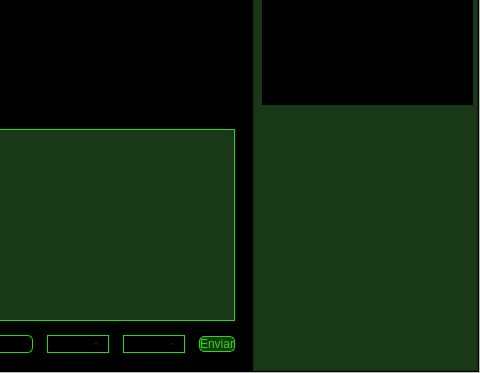
The window that GUIFuncional/GUIDrawXY.ui (andresxvalencia/CNC_DrawXY) describes before a commit, drawn with Qt 5; both pictures show x 526 to 1006 and y 317 to 690 of the 1006 by 690 pixel window.
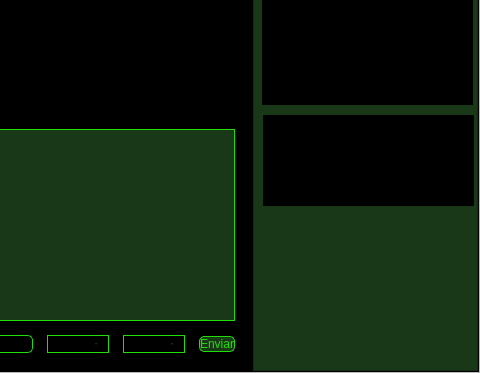
The same window after the commit. Icons and pictures are not drawn.

Commit message: Correccion SVG

Diff of the .ui file:
```diff
--- a/GUIFuncional/GUIDrawXY.ui
+++ b/GUIFuncional/GUIDrawXY.ui
@@ -1150,6 +1150,17 @@
              </property>
              <layout class="QGridLayout" name="viewLayout"/>
             </widget>
+            <widget class="QWidget" name="gridLayoutWidget_2">
+             <property name="geometry">
+              <rect>
+               <x>10</x>
+               <y>390</y>
+               <width>211</width>
+               <height>91</height>
+              </rect>
+             </property>
+             <layout class="QGridLayout" name="svgLayout"/>
+            </widget>
            </widget>
           </item>
          </layout>
```
Left out of the diff: 2 changed lines with no effect on the pictures. The commit also changes 2 other files.
